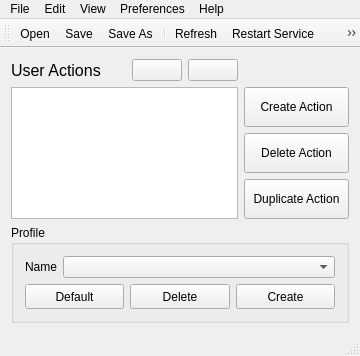
giladreich/QuickCut, file source/QuickCut/Resources/ui/MainView.ui: the form before one commit.
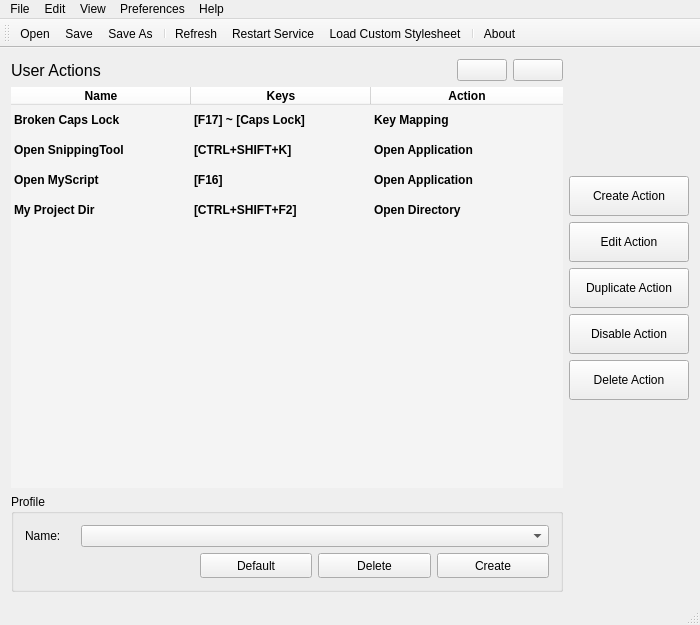
The form after the commit. Icons and pictures are not drawn.

Commit message: Refactor MainView to use QTableWidget instead of QListWidget.

What changed in the file:
```diff
--- a/source/QuickCut/Resources/ui/MainView.ui
+++ b/source/QuickCut/Resources/ui/MainView.ui
@@ -6,10 +6,16 @@
    <rect>
     <x>0</x>
     <y>0</y>
-    <width>360</width>
-    <height>351</height>
+    <width>700</width>
+    <height>625</height>
    </rect>
   </property>
+  <property name="minimumSize">
+   <size>
+    <width>700</width>
+    <height>625</height>
+   </size>
+  </property>
   <property name="windowTitle">
    <string>QuickCut</string>
   </property>
@@ -20,11 +26,142 @@
   </property>
   <widget class="QWidget" name="centralWidget">
    <layout class="QGridLayout" name="gridLayout">
+    <item row="1" column="4">
+     <layout class="QVBoxLayout" name="verticalLayout">
+      <item>
+       <spacer name="verticalSpacer_2">
+        <property name="orientation">
+         <enum>Qt::Vertical</enum>
+        </property>
+        <property name="sizeHint" stdset="0">
+         <size>
+          <width>20</width>
+          <height>40</height>
+         </size>
+        </property>
+       </spacer>
+      </item>
+      <item>
+       <widget class="QPushButton" name="btnActionCreate">
+        <property name="minimumSize">
+         <size>
+          <width>120</width>
+          <height>40</height>
+         </size>
+        </property>
+        <property name="maximumSize">
+         <size>
+          <width>85</width>
+          <height>40</height>
+         </size>
+        </property>
+        <property name="text">
+         <string>Create Action</string>
+        </property>
+       </widget>
+      </item>
+      <item>
+       <widget class="QPushButton" name="btnActionEdit">
+        <property name="minimumSize">
+         <size>
+          <width>120</width>
+          <height>40</height>
+         </size>
+        </property>
+        <property name="maximumSize">
+         <size>
+          <width>85</width>
+          <height>40</height>
+         </size>
+        </property>
+        <property name="text">
+         <string>Edit Action</string>
+        </property>
+       </widget>
+      </item>
+      <item>
+       <widget class="QPushButton" name="btnActionDuplicate">
+        <property name="minimumSize">
+         <size>
+          <width>120</width>
+          <height>40</height>
+         </size>
+        </property>
+        <property name="maximumSize">
+         <size>
+          <width>85</width>
+          <height>40</height>
+         </size>
+        </property>
+        <property name="text">
+         <string>Duplicate Action</string>
+        </property>
+       </widget>
+      </item>
+      <item>
+       <widget class="QPushButton" name="btnActionToggleEnabled">
+        <property name="minimumSize">
+         <size>
+          <width>120</width>
+          <height>40</height>
+         </size>
+        </property>
+        <property name="maximumSize">
+         <size>
+          <width>85</width>
+          <height>40</height>
+         </size>
+        </property>
+        <property name="text">
+         <string>Disable Action</string>
+        </property>
+       </widget>
+      </item>
+      <item>
+       <widget class="QPushButton" name="btnActionDelete">
+        <property name="minimumSize">
+         <size>
+          <width>120</width>
+          <height>40</height>
+         </size>
+        </property>
+        <property name="maximumSize">
+         <size>
+          <width>85</width>
+          <height>40</height>
+         </size>
+        </property>
+        <property name="text">
+         <string>Delete Action</string>
+        </property>
+       </widget>
+      </item>
+      <item>
+       <spacer name="verticalSpacer">
+        <property name="orientation">
+         <enum>Qt::Vertical</enum>
+        </property>
+        <property name="sizeHint" stdset="0">
+         <size>
+          <width>20</width>
+          <height>40</height>
+         </size>
+        </property>
+       </spacer>
+      </item>
+     </layout>
+    </item>
     <item row="0" column="0">
      <widget class="QLabel" name="lblUserActions">
+      <property name="minimumSize">
+       <size>
+        <width>150</width>
+        <height>0</height>
+       </size>
+      </property>
       <property name="maximumSize">
        <size>
-        <width>100</width>
+        <width>16777215</width>
         <height>16777215</height>
        </size>
       </property>
@@ -35,51 +172,14 @@
         <bold>false</bold>
        </font>
       </property>
+      <property name="styleSheet">
+       <string notr="true"/>
+      </property>
       <property name="text">
        <string>User Actions</string>
       </property>
      </widget>
     </item>
-    <item row="0" column="1">
-     <spacer name="horizontalSpacer">
-      <property name="orientation">
-       <enum>Qt::Horizontal</enum>
-      </property>
-      <property name="sizeHint" stdset="0">
-       <size>
-        <width>19</width>
-        <height>20</height>
-       </size>
-      </property>
-     </spacer>
-    </item>
-    <item row="0" column="2">
-     <widget class="QPushButton" name="btnActionMoveDown">
-      <property name="minimumSize">
-       <size>
-        <width>50</width>
-        <height>0</height>
-       </size>
-      </property>
-      <property name="maximumSize">
-       <size>
-        <width>30</width>
-        <height>16777215</height>
-       </size>
-      </property>
-      <property name="toolTip">
-       <string>Moves action down.</string>
-      </property>
-      <property name="text">
-       <string/>
-      </property>
-      <property name="icon">
-       <iconset>
-        <activeon>:/icons/btn_movedown.png</activeon>
-       </iconset>
-      </property>
-     </widget>
-    </item>
     <item row="0" column="3">
      <widget class="QPushButton" name="btnActionMoveUp">
       <property name="minimumSize">
@@ -107,118 +207,15 @@
       </property>
      </widget>
     </item>
-    <item row="1" column="0" colspan="4">
-     <widget class="QListWidget" name="lbxActions"/>
-    </item>
-    <item row="1" column="4">
-     <layout class="QVBoxLayout" name="verticalLayout">
-      <item>
-       <widget class="QPushButton" name="btnActionCreate">
-        <property name="minimumSize">
-         <size>
-          <width>105</width>
-          <height>40</height>
-         </size>
-        </property>
-        <property name="maximumSize">
-         <size>
-          <width>85</width>
-          <height>40</height>
-         </size>
-        </property>
-        <property name="text">
-         <string>Create Action</string>
-        </property>
-       </widget>
-      </item>
-      <item>
-       <widget class="QPushButton" name="btnActionDelete">
-        <property name="minimumSize">
-         <size>
-          <width>105</width>
-          <height>40</height>
-         </size>
-        </property>
-        <property name="maximumSize">
-         <size>
-          <width>85</width>
-          <height>40</height>
-         </size>
-        </property>
-        <property name="text">
-         <string>Delete Action</string>
-        </property>
-       </widget>
-      </item>
-      <item>
-       <widget class="QPushButton" name="btnActionDuplicate">
-        <property name="minimumSize">
-         <size>
-          <width>105</width>
-          <height>40</height>
-         </size>
-        </property>
-        <property name="maximumSize">
-         <size>
-          <width>85</width>
-          <height>40</height>
-         </size>
-        </property>
-        <property name="text">
-         <string>Duplicate Action</string>
-        </property>
-       </widget>
-      </item>
-     </layout>
-    </item>
-    <item row="2" column="0" colspan="5">
+    <item row="2" column="0" colspan="4">
      <widget class="QGroupBox" name="gbxProfile">
       <property name="title">
        <string>Profile</string>
       </property>
-      <layout class="QVBoxLayout" name="verticalLayout_3">
+      <layout class="QHBoxLayout" name="horizontalLayout">
        <item>
-        <layout class="QHBoxLayout" name="horizontalLayout_2">
-         <item>
-          <widget class="QLabel" name="lblProfile">
-           <property name="minimumSize">
-            <size>
-             <width>32</width>
-             <height>16</height>
-            </size>
-           </property>
-           <property name="maximumSize">
-            <size>
-             <width>32</width>
-             <height>16</height>
-            </size>
-           </property>
-           <property name="text">
-            <string>Name:</string>
-           </property>
-          </widget>
-         </item>
-         <item>
-          <widget class="QComboBox" name="cbxProfile"/>
-         </item>
-        </layout>
-       </item>
-       <item>
-        <layout class="QHBoxLayout" name="horizontalLayout">
-         <item>
-          <widget class="QPushButton" name="btnSetActive">
-           <property name="minimumSize">
-            <size>
-             <width>55</width>
-             <height>25</height>
-            </size>
-           </property>
-           <property name="text">
-            <string>Default</string>
-           </property>
-          </widget>
-         </item>
-         <item>
+        <layout class="QGridLayout" name="gridLayout_2">
+         <item row="1" column="3">
           <widget class="QPushButton" name="btnDeleteProfile">
            <property name="minimumSize">
             <size>
@@ -226,12 +223,15 @@
              <height>25</height>
             </size>
            </property>
+           <property name="toolTip">
+            <string>Delete the current selected profile and all its actions.</string>
+           </property>
            <property name="text">
             <string>Delete</string>
            </property>
           </widget>
          </item>
-         <item>
+         <item row="1" column="4">
           <widget class="QPushButton" name="btnCreateProfile">
            <property name="minimumSize">
             <size>
@@ -239,16 +239,301 @@
              <height>25</height>
             </size>
            </property>
+           <property name="toolTip">
+            <string>Create new profile, in case you want to manage multiple profiles with different keyboard layouts.</string>
+           </property>
            <property name="text">
             <string>Create</string>
            </property>
           </widget>
          </item>
+         <item row="0" column="0">
+          <widget class="QLabel" name="lblProfileName">
+           <property name="minimumSize">
+            <size>
+             <width>0</width>
+             <height>0</height>
+            </size>
+           </property>
+           <property name="maximumSize">
+            <size>
+             <width>50</width>
+             <height>16777215</height>
+            </size>
+           </property>
+           <property name="text">
+            <string>Name:</string>
+           </property>
+          </widget>
+         </item>
+         <item row="0" column="1" colspan="4">
+          <widget class="QComboBox" name="cbxProfile">
+           <property name="focusPolicy">
+            <enum>Qt::NoFocus</enum>
+           </property>
+          </widget>
+         </item>
+         <item row="1" column="2">
+          <widget class="QPushButton" name="btnSetActive">
+           <property name="minimumSize">
+            <size>
+             <width>55</width>
+             <height>25</height>
+            </size>
+           </property>
+           <property name="toolTip">
+            <string>Set the selected profile as default, which all created actions will be currently activated.</string>
+           </property>
+           <property name="text">
+            <string>Default</string>
+           </property>
+          </widget>
+         </item>
+         <item row="1" column="0" colspan="2">
+          <spacer name="horizontalSpacer_2">
+           <property name="orientation">
+            <enum>Qt::Horizontal</enum>
+           </property>
+           <property name="sizeHint" stdset="0">
+            <size>
+             <width>40</width>
+             <height>20</height>
+            </size>
+           </property>
+          </spacer>
+         </item>
         </layout>
        </item>
       </layout>
      </widget>
     </item>
+    <item row="0" column="2">
+     <widget class="QPushButton" name="btnActionMoveDown">
+      <property name="minimumSize">
+       <size>
+        <width>50</width>
+        <height>0</height>
+       </size>
+      </property>
+      <property name="maximumSize">
+       <size>
+        <width>30</width>
+        <height>16777215</height>
+       </size>
+      </property>
+      <property name="toolTip">
+       <string>Moves action down.</string>
+      </property>
+      <property name="text">
+       <string/>
+      </property>
+      <property name="icon">
+       <iconset>
+        <activeon>:/icons/btn_movedown.png</activeon>
+       </iconset>
+      </property>
+     </widget>
+    </item>
+    <item row="1" column="0" colspan="4">
+     <widget class="QTableWidget" name="actions">
+      <property name="font">
+       <font>
+        <family>MS Shell Dlg 2</family>
+        <pointsize>9</pointsize>
+        <weight>75</weight>
+        <bold>true</bold>
+        <stylestrategy>PreferDefault</stylestrategy>
+        <kerning>true</kerning>
+       </font>
+      </property>
+      <property name="focusPolicy">
+       <enum>Qt::NoFocus</enum>
+      </property>
+      <property name="styleSheet">
+       <string notr="true">QTableWidget {
+	border: none;
+	background-repeat: none;
+	background-clip: border-box;
+  	background-position: center;
+	background-color: rgba(255, 255, 255, 0.3);
+	background-image: url(:/logo_transparent.png);
+	alternate-background-color: rgba(255, 255, 255, 0.0);
+}
+
+QTableView::item:selected {
+	font-weight: bold;
+	selection-background-color: rgba(250, 201, 40, 0.7);
+	selection-color: rgb(68, 60, 33, 0.95);
+}
+
+QHeaderView::section {
+	background-color: rgba(255, 255, 255, 0.3);
+}</string>
+      </property>
+      <property name="sizeAdjustPolicy">
+       <enum>QAbstractScrollArea::AdjustToContents</enum>
+      </property>
+      <property name="editTriggers">
+       <set>QAbstractItemView::NoEditTriggers</set>
+      </property>
+      <property name="tabKeyNavigation">
+       <bool>false</bool>
+      </property>
+      <property name="showDropIndicator" stdset="0">
+       <bool>false</bool>
+      </property>
+      <property name="dragDropOverwriteMode">
+       <bool>false</bool>
+      </property>
+      <property name="alternatingRowColors">
+       <bool>true</bool>
+      </property>
+      <property name="selectionMode">
+       <enum>QAbstractItemView::SingleSelection</enum>
+      </property>
+      <property name="selectionBehavior">
+       <enum>QAbstractItemView::SelectRows</enum>
+      </property>
+      <property name="showGrid">
+       <bool>false</bool>
+      </property>
+      <property name="gridStyle">
+       <enum>Qt::NoPen</enum>
+      </property>
+      <property name="wordWrap">
+       <bool>false</bool>
+      </property>
+      <attribute name="horizontalHeaderCascadingSectionResizes">
+       <bool>true</bool>
+      </attribute>
+      <attribute name="horizontalHeaderMinimumSectionSize">
+       <number>80</number>
+      </attribute>
+      <attribute name="horizontalHeaderDefaultSectionSize">
+       <number>180</number>
+      </attribute>
+      <attribute name="horizontalHeaderHighlightSections">
+       <bool>false</bool>
+      </attribute>
+      <attribute name="horizontalHeaderStretchLastSection">
+       <bool>true</bool>
+      </attribute>
+      <attribute name="verticalHeaderVisible">
+       <bool>false</bool>
+      </attribute>
+      <attribute name="verticalHeaderHighlightSections">
+       <bool>true</bool>
+      </attribute>
+      <row>
+       <property name="text">
+        <string>1</string>
+       </property>
+      </row>
+      <row>
+       <property name="text">
+        <string>2</string>
+       </property>
+      </row>
+      <row>
+       <property name="text">
+        <string>3</string>
+       </property>
+      </row>
+      <row>
+       <property name="text">
+        <string>4</string>
+       </property>
+      </row>
+      <column>
+       <property name="text">
+        <string>Name</string>
+       </property>
+      </column>
+      <column>
+       <property name="text">
+        <string>Keys</string>
+       </property>
+      </column>
+      <column>
+       <property name="text">
+        <string>Action</string>
+       </property>
+      </column>
+      <item row="0" column="0">
+       <property name="text">
+        <string>Broken Caps Lock</string>
+       </property>
+      </item>
+      <item row="0" column="1">
+       <property name="text">
+        <string>[F17] ~ [Caps Lock]</string>
+       </property>
+      </item>
+      <item row="0" column="2">
+       <property name="text">
+        <string>Key Mapping</string>
+       </property>
+      </item>
+      <item row="1" column="0">
+       <property name="text">
+        <string>Open SnippingTool</string>
+       </property>
+      </item>
+      <item row="1" column="1">
+       <property name="text">
+        <string>[CTRL+SHIFT+K]</string>
+       </property>
+      </item>
+      <item row="1" column="2">
+       <property name="text">
+        <string>Open Application</string>
+       </property>
+      </item>
+      <item row="2" column="0">
+       <property name="text">
+        <string>Open MyScript</string>
+       </property>
+      </item>
+      <item row="2" column="1">
+       <property name="text">
+        <string>[F16]</string>
+       </property>
+      </item>
+      <item row="2" column="2">
+       <property name="text">
+        <string>Open Application</string>
+       </property>
+      </item>
+      <item row="3" column="0">
+       <property name="text">
+        <string>My Project Dir</string>
+       </property>
+      </item>
+      <item row="3" column="1">
+       <property name="text">
+        <string>[CTRL+SHIFT+F2]</string>
+       </property>
+      </item>
+      <item row="3" column="2">
+       <property name="text">
+        <string>Open Directory</string>
+       </property>
+      </item>
+     </widget>
+    </item>
+    <item row="0" column="1">
+     <spacer name="horizontalSpacer">
+      <property name="orientation">
+       <enum>Qt::Horizontal</enum>
+      </property>
+      <property name="sizeHint" stdset="0">
+       <size>
+        <width>19</width>
+        <height>20</height>
+       </size>
+      </property>
+     </spacer>
+    </item>
    </layout>
   </widget>
   <widget class="QMenuBar" name="menuBar">
@@ -256,8 +541,8 @@
     <rect>
      <x>0</x>
      <y>0</y>
-     <width>360</width>
-     <height>21</height>
+     <width>700</width>
+     <height>26</height>
     </rect>
    </property>
    <widget class="QMenu" name="menuFile">
```
Left out of the diff: 2 changed lines with no effect on the pictures. The commit also changes 4 other files.
